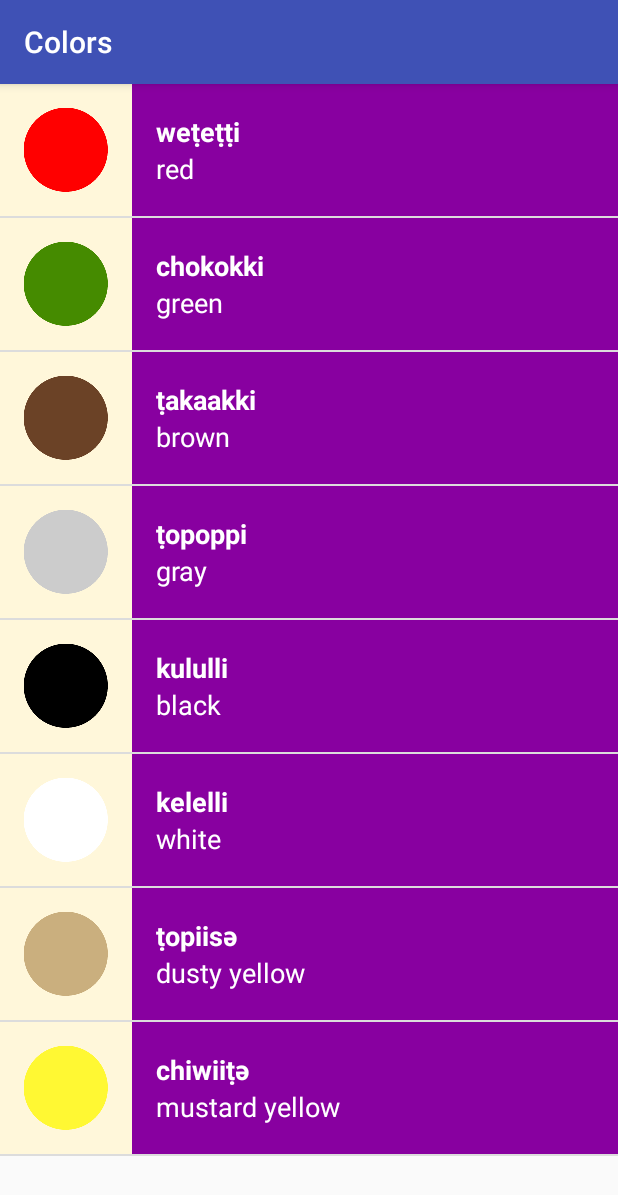
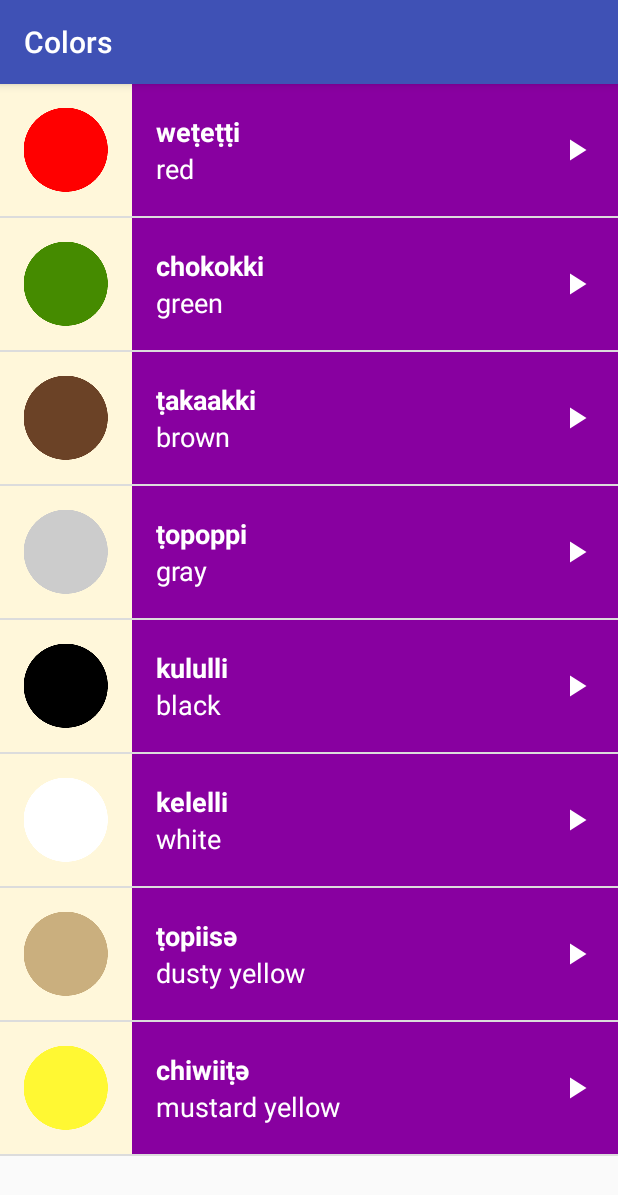
Before and after one commit to linuxbender/miwok, an Android app: the ColorsActivity screen opened directly, with no data from a screen before it, on a phone screen of 412 x 824 dp. Shown: the top 1195 px of the screen. Run offline under Robolectric (Android 15) with nearby library versions, the phone set to English and light mode, and no system bars.

Commit message:
Impl. play arrow white

```diff
--- a/app/src/main/java/ch/theforce/miwok/ColorsActivity.java
+++ b/app/src/main/java/ch/theforce/miwok/ColorsActivity.java
@@ -8,7 +8,6 @@ import android.support.v7.app.AppCompatActivity;
 import android.view.View;
 import android.widget.AdapterView;
 import android.widget.ListView;
-import android.widget.Toast;
 
 import java.util.ArrayList;
 import java.util.List;
@@ -83,7 +82,6 @@ public class ColorsActivity extends AppCompatActivity {
                         }
                     });
                     mediaPlayer.start();
-                    Toast.makeText(ColorsActivity.this, "playing now", Toast.LENGTH_SHORT).show();
                 }
             }
         });
--- a/app/src/main/java/ch/theforce/miwok/FamilyActivity.java
+++ b/app/src/main/java/ch/theforce/miwok/FamilyActivity.java
@@ -8,7 +8,6 @@ import android.support.v7.app.AppCompatActivity;
 import android.view.View;
 import android.widget.AdapterView;
 import android.widget.ListView;
-import android.widget.Toast;
 
 import java.util.ArrayList;
 import java.util.List;
@@ -87,7 +86,6 @@ public class FamilyActivity extends AppCompatActivity {
                         }
                     });
                     mediaPlayer.start();
-                    Toast.makeText(FamilyActivity.this, "playing now", Toast.LENGTH_SHORT).show();
                 }
             }
         });
--- a/app/src/main/java/ch/theforce/miwok/NumbersActivity.java
+++ b/app/src/main/java/ch/theforce/miwok/NumbersActivity.java
@@ -8,7 +8,6 @@ import android.support.v7.app.AppCompatActivity;
 import android.view.View;
 import android.widget.AdapterView;
 import android.widget.ListView;
-import android.widget.Toast;
 
 import java.util.ArrayList;
 import java.util.List;
@@ -86,7 +85,6 @@ public class NumbersActivity extends AppCompatActivity {
                         }
                     });
                     mediaPlayer.start();
-                    Toast.makeText(NumbersActivity.this, "playing now", Toast.LENGTH_SHORT).show();
                 }
             }
         });
--- a/app/src/main/java/ch/theforce/miwok/PhrasesActivity.java
+++ b/app/src/main/java/ch/theforce/miwok/PhrasesActivity.java
@@ -8,7 +8,6 @@ import android.support.v7.app.AppCompatActivity;
 import android.view.View;
 import android.widget.AdapterView;
 import android.widget.ListView;
-import android.widget.Toast;
 
 import java.util.ArrayList;
 import java.util.List;
@@ -85,7 +84,6 @@ public class PhrasesActivity extends AppCompatActivity {
                         }
                     });
                     mediaPlayer.start();
-                    Toast.makeText(PhrasesActivity.this, "playing now", Toast.LENGTH_SHORT).show();
                 }
             }
         });
--- a/app/src/main/res/layout/list_item.xml
+++ b/app/src/main/res/layout/list_item.xml
@@ -1,10 +1,8 @@
 <?xml version="1.0" encoding="utf-8"?>
-<LinearLayout xmlns:android="http://schemas.android.com/apk/res/android"
+<RelativeLayout xmlns:android="http://schemas.android.com/apk/res/android"
     android:layout_width="match_parent"
-    android:layout_height="match_parent"
-    android:background="@color/tan_background"
-    android:minHeight="@dimen/list_item_height"
-    android:orientation="horizontal">
+    android:layout_height="@dimen/list_item_height"
+    android:background="@color/tan_background">
 
     <ImageView
         android:id="@+id/imageResourceId"
@@ -16,8 +14,12 @@
         android:id="@+id/detail"
         android:layout_width="match_parent"
         android:layout_height="match_parent"
+        android:layout_alignParentBottom="true"
+        android:layout_alignParentEnd="true"
+        android:layout_alignParentTop="true"
+        android:layout_toEndOf="@id/imageResourceId"
         android:orientation="vertical"
-        android:paddingEnd="16dp"
+        android:paddingEnd="0dp"
         android:paddingStart="16dp">
 
         <TextView
@@ -41,4 +43,13 @@
 
     </LinearLayout>
 
-</LinearLayout>
+    <ImageView
+        android:layout_width="24dp"
+        android:layout_height="24dp"
+        android:layout_alignParentEnd="true"
+        android:layout_centerVertical="true"
+        android:layout_marginEnd="16dp"
+        android:contentDescription="@string/imgPlaceholder"
+        android:src="@drawable/ic_play_arrow_white_24dp" />
+
+</RelativeLayout>
--- a/app/src/main/res/layout/word_list.xml
+++ b/app/src/main/res/layout/word_list.xml
@@ -1,8 +1,6 @@
 <?xml version="1.0" encoding="utf-8"?>
 <ListView xmlns:android="http://schemas.android.com/apk/res/android"
-    xmlns:tools="http://schemas.android.com/tools"
     android:id="@+id/list"
     android:layout_width="match_parent"
     android:layout_height="match_parent"
-    android:orientation="vertical"
-    tools:context="ch.theforce.miwok.NumbersActivity" />
+    android:orientation="vertical" />
```
Also changed, not shown: app/src/main/res/drawable-hdpi/ic_play_arrow_white_24dp.png (added), app/src/main/res/drawable-mdpi/ic_play_arrow_white_24dp.png (added), app/src/main/res/drawable-xhdpi/ic_play_arrow_white_24dp.png (added), app/src/main/res/drawable-xxhdpi/ic_play_arrow_white_24dp.png (added), app/src/main/res/drawable-xxxhdpi/ic_play_arrow_white_24dp.png (added).
